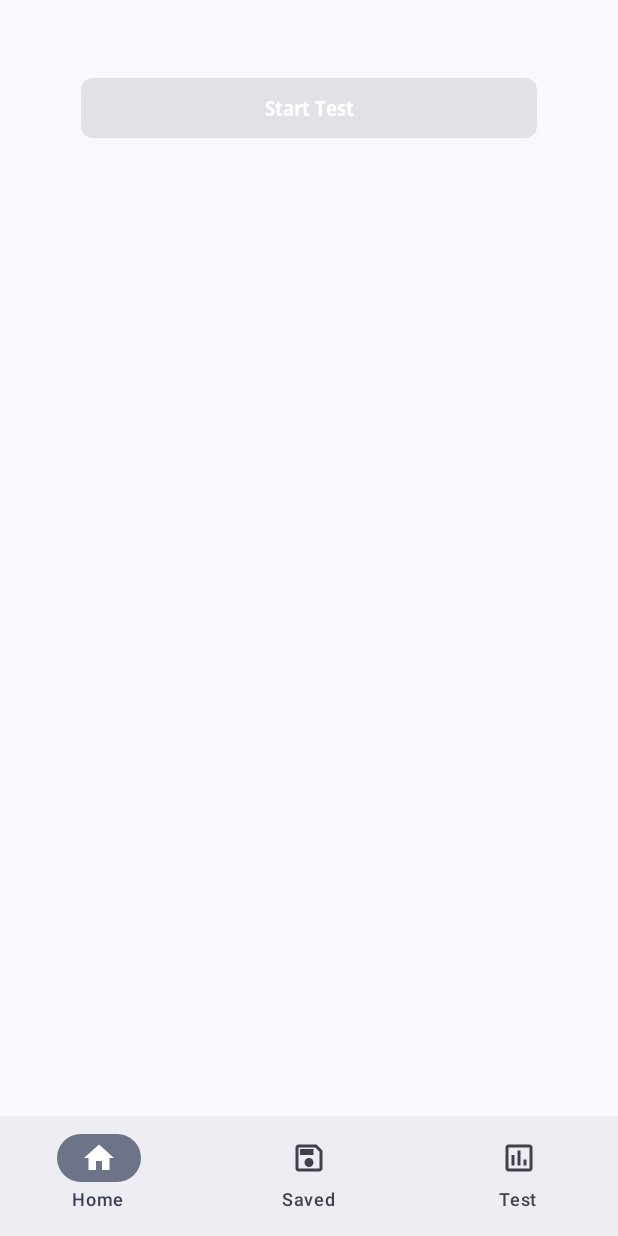
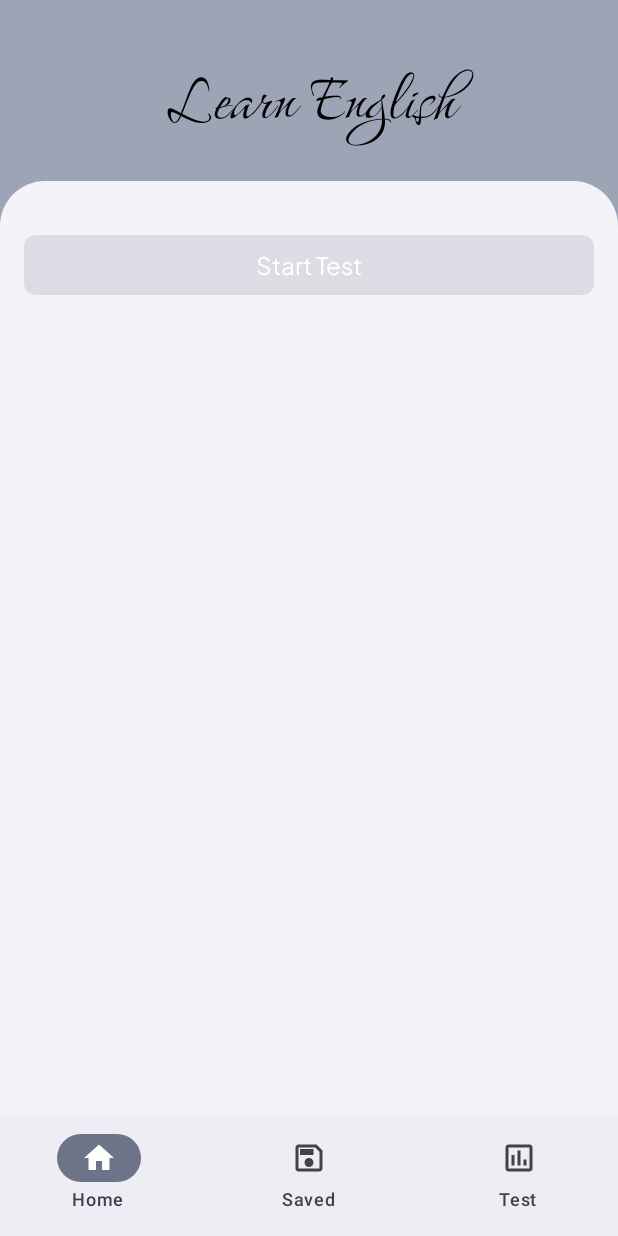
Before and after one commit to efeKbkci/learning-new-words, an Android app built with Jetpack Compose: the TestScreen screen opened through its navigation route, on a phone screen of 412 x 824 dp. Run offline under Robolectric (Android 15) with nearby library versions, the phone set to English and light mode, and no system bars.

Commit message:
test screnn modernize edildi, hatalar için snackbar eklendi

```diff
--- a/app/src/main/java/com/tutorial/learnenglishnewera/MainActivity.kt
+++ b/app/src/main/java/com/tutorial/learnenglishnewera/MainActivity.kt
@@ -29,17 +29,6 @@ class MainActivity : ComponentActivity() {
         enableEdgeToEdge()
         setContent {
             LearnEnglishNewEraTheme {
-
-                val primaryColor = MaterialTheme.colorScheme.primary
-                val secondaryColor = MaterialTheme.colorScheme.secondary
-                val backgroundColor = MaterialTheme.colorScheme.background
-
-                val primaryColorHex = String.format("#%08X", primaryColor.toArgb())
-                val secondaryColorHex = String.format("#%08X", secondaryColor.toArgb())
-                val backgroundColorHex = String.format("#%08X", backgroundColor.toArgb())
-
-                Log.i("myapp","$primaryColorHex , $secondaryColorHex, $backgroundColorHex")
-
                 BottomNavigation(viewModel = MyViewModel())
             }
         }
@@ -58,4 +47,8 @@ class MainActivity : ComponentActivity() {
             0
         )
     }
+
+    private fun versionControl(){
+
+    }
 }
--- a/app/src/main/java/com/tutorial/learnenglishnewera/MyViewModel.kt
+++ b/app/src/main/java/com/tutorial/learnenglishnewera/MyViewModel.kt
@@ -1,12 +1,17 @@
 package com.tutorial.learnenglishnewera
 
+import androidx.compose.material3.SnackbarHostState
 import androidx.compose.runtime.mutableStateListOf
 import androidx.compose.runtime.mutableStateOf
 import androidx.lifecycle.ViewModel
+import androidx.lifecycle.viewModelScope
 import com.tutorial.learnenglishnewera.api.GetPhonetic
 import com.tutorial.learnenglishnewera.audio.AudioPlayer
 import com.tutorial.learnenglishnewera.database.DataBaseProcess
 import com.tutorial.learnenglishnewera.database.DbObject
+import kotlinx.coroutines.flow.MutableStateFlow
+import kotlinx.coroutines.flow.StateFlow
+import kotlinx.coroutines.launch
 
 class MyViewModel:ViewModel() {
 
@@ -14,7 +19,7 @@ class MyViewModel:ViewModel() {
 
     val dbProcess = DataBaseProcess(this)
 
-    val getPhonetic = GetPhonetic()
+    val getPhonetic = GetPhonetic(this)
 
     val audioPlayer = AudioPlayer()
 
@@ -23,4 +28,10 @@ class MyViewModel:ViewModel() {
     var enableNavigation = mutableStateOf(true)
 
     var previousRoute = "home" // home için ayrı, saved için ayrı bir lambda tanımlanacak
+
+    private val _snackbarState = MutableStateFlow( SnackbarHostState() )
+    val snackbarState: StateFlow<SnackbarHostState> = _snackbarState
+    fun showSnackBar(text:String){
+        viewModelScope.launch { _snackbarState.value.showSnackbar(text) }
+    }
 }
--- a/app/src/main/java/com/tutorial/learnenglishnewera/navigation/BottomNavigation.kt
+++ b/app/src/main/java/com/tutorial/learnenglishnewera/navigation/BottomNavigation.kt
@@ -2,6 +2,7 @@ package com.tutorial.learnenglishnewera.navigation
 
 import android.annotation.SuppressLint
 import android.util.Log
+import androidx.compose.foundation.layout.padding
 import androidx.compose.material.icons.Icons
 import androidx.compose.material.icons.filled.Assessment
 import androidx.compose.material.icons.filled.Home
@@ -13,14 +14,18 @@ import androidx.compose.material3.Icon
 import androidx.compose.material3.NavigationBar
 import androidx.compose.material3.NavigationBarItem
 import androidx.compose.material3.Scaffold
+import androidx.compose.material3.SnackbarHost
 import androidx.compose.material3.Text
 import androidx.compose.runtime.Composable
+import androidx.compose.runtime.collectAsState
 import androidx.compose.runtime.getValue
 import androidx.compose.runtime.setValue
 import androidx.compose.runtime.mutableIntStateOf
 import androidx.compose.runtime.remember
 import androidx.compose.runtime.saveable.rememberSaveable
+import androidx.compose.ui.Modifier
 import androidx.compose.ui.graphics.vector.ImageVector
+import androidx.compose.ui.unit.dp
 import androidx.navigation.NavHostController
 import androidx.navigation.compose.NavHost
 import androidx.navigation.compose.composable
@@ -54,6 +59,8 @@ fun BottomNavigation(viewModel: MyViewModel){
     val navObject = remember(navController){ NavigateInMyApp(navController, viewModel) }
     var enableNavigation by rememberSaveable { viewModel.enableNavigation }
 
+    val snackbarHostState by viewModel.snackbarState.collectAsState()
+
     val itemList = listOf(
         BottomNavigationItem.Home(),
         BottomNavigationItem.Saved(),
@@ -61,6 +68,12 @@ fun BottomNavigation(viewModel: MyViewModel){
     )
 
     Scaffold(
+
+        snackbarHost = { SnackbarHost(
+            hostState = snackbarHostState,
+            modifier = Modifier.padding(bottom = 34.dp)
+        ) },
+
         bottomBar = {
             NavigationBar {
                 itemList.forEachIndexed { index, item ->
--- /dev/null
+++ b/app/src/main/java/com/tutorial/learnenglishnewera/reuseables/ModernBackground.kt
@@ -0,0 +1,63 @@
+package com.tutorial.learnenglishnewera.reuseables
+
+import androidx.compose.foundation.background
+import androidx.compose.foundation.layout.Arrangement
+import androidx.compose.foundation.layout.Column
+import androidx.compose.foundation.layout.ColumnScope
+import androidx.compose.foundation.layout.Spacer
+import androidx.compose.foundation.layout.fillMaxSize
+import androidx.compose.foundation.layout.height
+import androidx.compose.foundation.layout.padding
+import androidx.compose.foundation.shape.RoundedCornerShape
+import androidx.compose.material3.ElevatedCard
+import androidx.compose.material3.ExperimentalMaterial3Api
+import androidx.compose.runtime.Composable
+import androidx.compose.ui.Alignment
+import androidx.compose.ui.Modifier
+import androidx.compose.ui.graphics.Color
+import androidx.compose.ui.unit.dp
+import androidx.compose.ui.unit.sp
+import com.tutorial.learnenglishnewera.R
+
+// (ColumnScope.()->Unit) ifadesi ()->Unit lambda fonksiyonunun bir Column içerisinde çağırılacağını ifade eder ve lambda fonksiyonu
+// bir ColumnScope alanı içerisinde başlatır.
+
+@OptIn(ExperimentalMaterial3Api::class)
+@Composable
+fun ModernBackground(modifier: Modifier=Modifier,content:@Composable (ColumnScope.()->Unit)){
+
+    Column(modifier = Modifier
+        .fillMaxSize()
+        .background(Color(0xff9ca4b6))
+        .padding(top = 34.dp),
+        verticalArrangement = Arrangement.Top,
+        horizontalAlignment = Alignment.CenterHorizontally
+    ) {
+
+        CustomizedText(
+            text = "Learn English",
+            fontFamily = R.font.greyqo_regular,
+            fontSize = 50.sp
+        )
+
+        Spacer(modifier = Modifier.height(24.dp))
+
+        ElevatedCard(
+            modifier = Modifier
+                .fillMaxSize()
+                .weight(1f),
+            shape = RoundedCornerShape(topStart = 30.dp, topEnd = 30.dp),
+            onClick = {}
+        ) {
+            Column(
+                modifier = Modifier
+                    .fillMaxSize()
+                    .padding(16.dp),
+                verticalArrangement = Arrangement.Top,
+                horizontalAlignment = Alignment.CenterHorizontally
+            ) {
+                content()
+            }
+        }
+    }
+}
--- a/app/src/main/java/com/tutorial/learnenglishnewera/screens/HomeScreen.kt
+++ b/app/src/main/java/com/tutorial/learnenglishnewera/screens/HomeScreen.kt
@@ -30,41 +30,13 @@ import com.tutorial.learnenglishnewera.MyViewModel
 import com.tutorial.learnenglishnewera.R
 import com.tutorial.learnenglishnewera.home_component.AddedWords
 import com.tutorial.learnenglishnewera.reuseables.CustomizedText
+import com.tutorial.learnenglishnewera.reuseables.ModernBackground
 
 @OptIn(ExperimentalMaterial3Api::class)
 @Composable
 fun HomeScreen(viewModel: MyViewModel, goToWord:()->Unit){
 
-    Column(modifier = Modifier
-        .fillMaxSize()
-        .background(Color(0xff9ca4b6))
-        .padding(top = 34.dp),
-        verticalArrangement = Arrangement.Top,
-        horizontalAlignment = Alignment.CenterHorizontally
-    ) {
-
-        CustomizedText(
-            text = "Learn English",
-            fontFamily = R.font.greyqo_regular,
-            fontSize = 50.sp
-        )
-
-        Spacer(modifier = Modifier.height(24.dp))
-
-        ElevatedCard(
-            modifier = Modifier
-                .fillMaxSize()
-                .weight(1f),
-            shape = RoundedCornerShape(topStart = 30.dp, topEnd = 30.dp),
-            onClick = {}
-        ) {
-            Column(
-                modifier = Modifier
-                    .fillMaxSize()
-                    .padding(16.dp),
-                verticalArrangement = Arrangement.Top,
-                horizontalAlignment = Alignment.CenterHorizontally
-            ) {
+    ModernBackground {
         AddedWords(viewModel = viewModel)
 
         Spacer(modifier = Modifier.height(8.dp))
@@ -86,5 +58,3 @@ fun HomeScreen(viewModel: MyViewModel, goToWord:()->Unit){
         }
     }
 }
-    }
-}
--- a/app/src/main/java/com/tutorial/learnenglishnewera/screens/TestScreen.kt
+++ b/app/src/main/java/com/tutorial/learnenglishnewera/screens/TestScreen.kt
@@ -4,8 +4,10 @@ import android.util.Log
 import androidx.compose.foundation.clickable
 import androidx.compose.foundation.layout.Arrangement
 import androidx.compose.foundation.layout.Column
+import androidx.compose.foundation.layout.Spacer
 import androidx.compose.foundation.layout.fillMaxSize
 import androidx.compose.foundation.layout.fillMaxWidth
+import androidx.compose.foundation.layout.height
 import androidx.compose.foundation.layout.padding
 import androidx.compose.foundation.rememberScrollState
 import androidx.compose.foundation.shape.RoundedCornerShape
@@ -27,6 +29,7 @@ import androidx.compose.ui.unit.sp
 import com.tutorial.learnenglishnewera.MyViewModel
 import com.tutorial.learnenglishnewera.R
 import com.tutorial.learnenglishnewera.reuseables.CustomizedText
+import com.tutorial.learnenglishnewera.reuseables.ModernBackground
 import com.tutorial.learnenglishnewera.test_component.Buttons
 import com.tutorial.learnenglishnewera.test_component.Goal
 import com.tutorial.learnenglishnewera.test_component.ItemsImage
@@ -94,29 +97,37 @@ fun TestScreen(viewModel: MyViewModel){
 
     /** Son **/
 
-    Column(
-        modifier = Modifier
-            .fillMaxSize()
-            .padding(start = 16.dp, end = 16.dp, top = 48.dp, bottom = 96.dp)
-            .verticalScroll(rememberScrollState(), true),
-        verticalArrangement = Arrangement.spacedBy(14.dp),
-        horizontalAlignment = Alignment.CenterHorizontally
-    ) {
-        if (!startTest){
+    //TODO:TEST SCREEN'I HOME SCREEN'E BENZET
+
+    if (!startTest){
+        ModernBackground {
+
+            Spacer(modifier = Modifier.height(16.dp))
+
             Button(
-                modifier = Modifier.fillMaxWidth(0.8f),
+                modifier = Modifier.fillMaxWidth(),
                 onClick = startFun,
                 shape = RoundedCornerShape(20),
                 enabled = btnEnabled
             ) {
                 CustomizedText(
                     text = "Start Test",
-                    fontFamily = R.font.opensans_semicondensed_bold,
-                    color = Color(0xFFffffff)
+                    fontFamily = R.font.plusjakarta_regular,
+                    fontSize = 16.sp,
+                    color = Color.White
                 )
             }
         }
-        else{
+    } else {
+
+        Column(
+            modifier = Modifier
+                .fillMaxSize()
+                .padding(start = 16.dp, end = 16.dp, top = 48.dp, bottom = 96.dp)
+                .verticalScroll(rememberScrollState(), true),
+            verticalArrangement = Arrangement.spacedBy(14.dp),
+            horizontalAlignment = Alignment.CenterHorizontally
+        ) {
             CustomizedText(
                 text = item!!.word,
                 fontFamily = R.font.opensans_semicondensed_bold,
@@ -156,5 +167,4 @@ fun TestScreen(viewModel: MyViewModel){
             )
         }
     }
-
 }
--- a/app/src/main/java/com/tutorial/learnenglishnewera/screens/WordScreen.kt
+++ b/app/src/main/java/com/tutorial/learnenglishnewera/screens/WordScreen.kt
@@ -131,7 +131,7 @@ fun WordScreen(viewModel: MyViewModel, goToSaved:()->Unit){
             value = imageURL,
             label = "Image Path",
             trailingIcon = Icons.Outlined.Image,
-            onTrailingIcon = { loadImageFromURL(url = imageURL){ bitmap = it } }
+            onTrailingIcon = { loadImageFromURL(viewModel = viewModel, url = imageURL){ bitmap = it } }
             // fonksyion içerisinde çalışan coroutine scope sonlanınca state'i güncelleyecek ve otomatikmen resim sayfaya yüklenecek
         ) { imageURL = it }
 
--- a/app/src/main/java/com/tutorial/learnenglishnewera/word_component/HandleResponse.kt
+++ b/app/src/main/java/com/tutorial/learnenglishnewera/word_component/HandleResponse.kt
@@ -33,7 +33,7 @@ fun HandleResponse(
                 val apiResponse: ApiResponse? = Json.decodeFromString<List<ApiResponse>>(response.body.string()).firstOrNull()
                 // api çağrısı başarılıysa ApiResponse data class'ı şeklinde decode edilir
                 if (apiResponse == null){
-                    //TODO
+                    viewModel.showSnackBar("Response is empty, your word has no equivalent")
                 } else {
                     val extractedPhonetic = viewModel.getPhonetic.extractPhonetic(apiResponse.phonetics)
                     // Phonetic data class'ından uygun phonetic bilgisi alınır, ses dosyasının url'si çıkarılır
@@ -48,7 +48,7 @@ fun HandleResponse(
                     }
                 }
             }
-            else Log.i("myapp", "API çağrısı başarısız -> ${response.code}")
+            else viewModel.showSnackBar("Request has failed -> ${response.code}")
         }
     }
 }
--- a/app/src/main/java/com/tutorial/learnenglishnewera/word_component/LoadImageFromURL.kt
+++ b/app/src/main/java/com/tutorial/learnenglishnewera/word_component/LoadImageFromURL.kt
@@ -7,6 +7,7 @@ import androidx.compose.runtime.Composable
 import androidx.compose.runtime.remember
 import androidx.compose.ui.graphics.ImageBitmap
 import androidx.compose.ui.graphics.asImageBitmap
+import com.tutorial.learnenglishnewera.MyViewModel
 import kotlinx.coroutines.CoroutineScope
 import kotlinx.coroutines.Dispatchers
 import kotlinx.coroutines.launch
@@ -14,7 +15,7 @@ import java.net.HttpURLConnection
 import java.net.URL
 
 
-fun loadImageFromURL(url:String, onImageBitmap:(ImageBitmap?)->Unit){
+fun loadImageFromURL(viewModel: MyViewModel, url:String, onImageBitmap:(ImageBitmap?)->Unit){
     CoroutineScope(Dispatchers.IO).launch {
         try {
             val connection = URL(url).openConnection() as HttpURLConnection
@@ -23,6 +24,7 @@ fun loadImageFromURL(url:String, onImageBitmap:(ImageBitmap?)->Unit){
             }
         } catch (e:Exception){
             Log.e("myapp","resim indirilemedi",e)
+            viewModel.showSnackBar("Image couldn't download, use another image url")
             onImageBitmap(null)
         }
     }
```
Also changed, not shown: app/src/main/java/com/tutorial/learnenglishnewera/api/GetPhonetic.kt (+8 -6 lines). Lines whose indentation alone changed are shown as unchanged.
